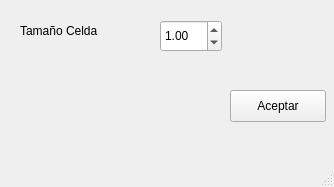
Qt form src/gui/conf_histograma.ui (IgnacioSRL/OpenCV_ML_Tool) before a commit.
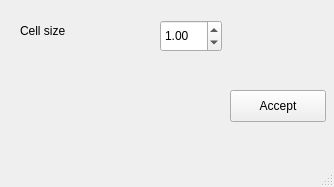
The same form after that commit.

The edit to the form file:
```diff
--- a/src/gui/conf_histograma.ui
+++ b/src/gui/conf_histograma.ui
@@ -30,7 +30,7 @@
      </rect>
     </property>
     <property name="text">
-     <string>Aceptar</string>
+     <string>Accept</string>
     </property>
    </widget>
    <widget class="QLabel" name="label">
@@ -43,7 +43,7 @@
      </rect>
     </property>
     <property name="text">
-     <string>Tamaño Celda</string>
+     <string>Cell size</string>
     </property>
    </widget>
    <widget class="QDoubleSpinBox" name="Tam_Celda">
```
Left out of the diff: 2 changed lines with no effect on the pictures.
